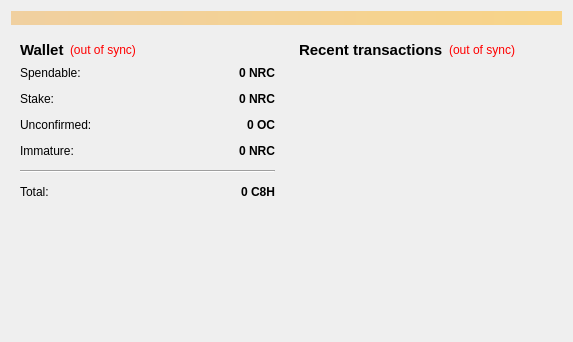
Qt form src/qt/forms/overviewpage.ui (hydrocarboncoin/hydrocarbon) before a commit.
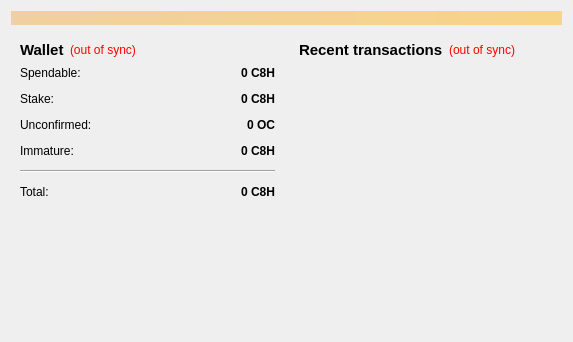
The same form after that commit.

```diff
--- a/src/qt/forms/overviewpage.ui
+++ b/src/qt/forms/overviewpage.ui
@@ -118,7 +118,7 @@
                <string>Your current spendable balance</string>
               </property>
               <property name="text">
-               <string notr="true">0 NRC</string>
+               <string notr="true">0 C8H</string>
               </property>
               <property name="alignment">
                <set>Qt::AlignRight|Qt::AlignTrailing|Qt::AlignVCenter</set>
@@ -150,7 +150,7 @@
                <string>Total of coins that was staked, and do not yet count toward the current balance</string>
               </property>
               <property name="text">
-               <string notr="true">0 NRC</string>
+               <string notr="true">0 C8H</string>
               </property>
               <property name="alignment">
                <set>Qt::AlignRight|Qt::AlignTrailing|Qt::AlignVCenter</set>
@@ -211,7 +211,7 @@
                <string>Mined balance that has not yet matured</string>
               </property>
               <property name="text">
-               <string notr="true">0 NRC</string>
+               <string notr="true">0 C8H</string>
               </property>
               <property name="alignment">
                <set>Qt::AlignRight|Qt::AlignTrailing|Qt::AlignVCenter</set>
```
